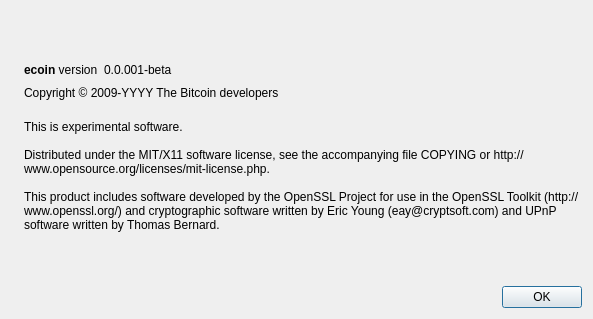
Qt form src/qt/forms/aboutdialog.ui (btcdream/ecoin) before a commit.
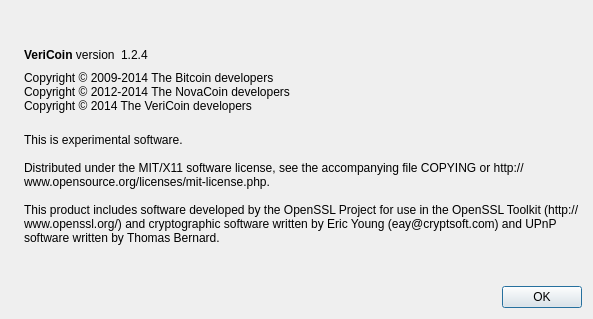
The same form after that commit. Icons and pictures are not drawn.

```diff
--- a/src/qt/forms/aboutdialog.ui
+++ b/src/qt/forms/aboutdialog.ui
@@ -50,7 +50,7 @@
           <cursorShape>IBeamCursor</cursorShape>
          </property>
          <property name="text">
-          <string>&lt;b&gt;ecoin&lt;/b&gt; version</string>
+          <string>&lt;b&gt;VeriCoin&lt;/b&gt; version</string>
          </property>
          <property name="textInteractionFlags">
           <set>Qt::LinksAccessibleByMouse|Qt::TextSelectableByKeyboard|Qt::TextSelectableByMouse</set>
@@ -63,7 +63,7 @@
           <cursorShape>IBeamCursor</cursorShape>
          </property>
          <property name="text">
-          <string notr="true">0.0.001-beta</string>
+          <string notr="true">1.2.4</string>
          </property>
          <property name="textInteractionFlags">
           <set>Qt::LinksAccessibleByMouse|Qt::TextSelectableByKeyboard|Qt::TextSelectableByMouse</set>
@@ -91,10 +91,9 @@
         <cursorShape>IBeamCursor</cursorShape>
        </property>
        <property name="text">
-        <string notr="true">Copyright &amp;copy; 2009-YYYY The Bitcoin developers</string>
-       </property>
-       <property name="textFormat">
-        <enum>Qt::RichText</enum>
+        <string>Copyright © 2009-2014 The Bitcoin developers
+Copyright © 2012-2014 The NovaCoin developers
+Copyright © 2014 The VeriCoin developers</string>
        </property>
        <property name="textInteractionFlags">
         <set>Qt::LinksAccessibleByMouse|Qt::TextSelectableByKeyboard|Qt::TextSelectableByMouse</set>
```
Left out of the diff: 2 changed lines with no effect on the pictures.
